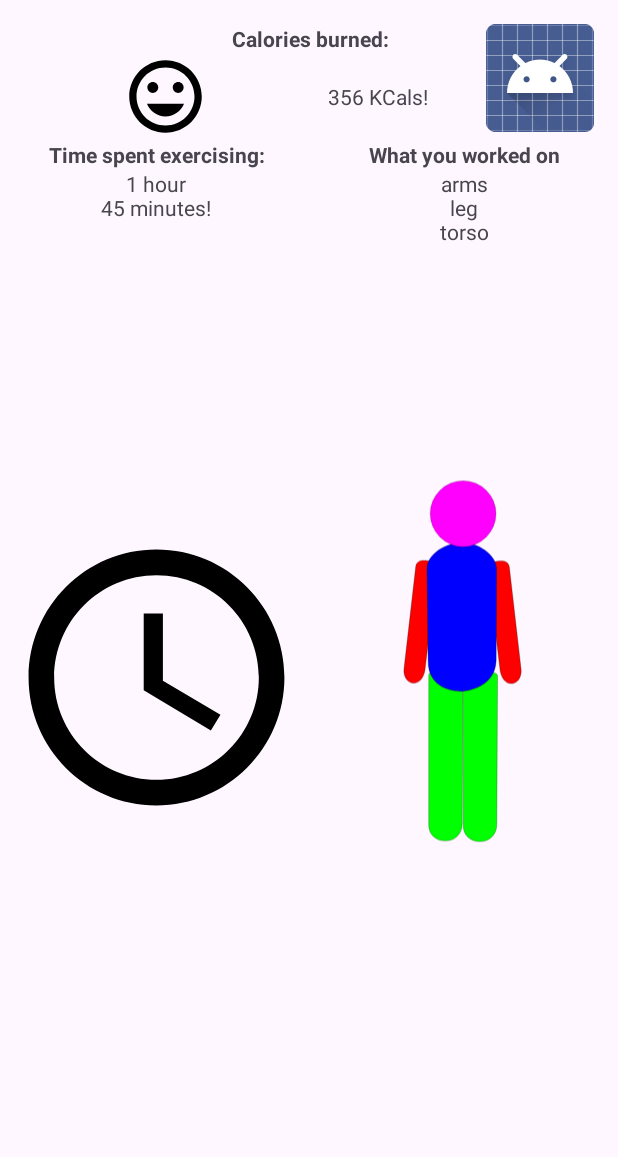
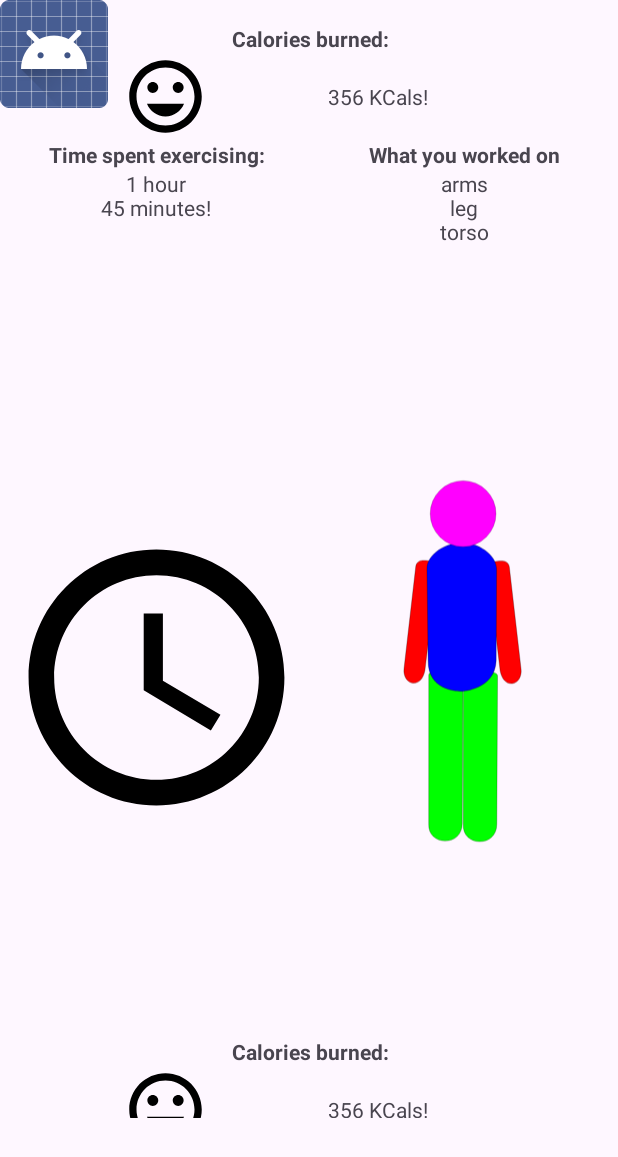
Before and after one commit to ProbatusVir/PixelFit, an Android app: the screen it shows after launch (MainActivity), on a phone screen of 412 x 824 dp. Shown: the top 1157 px of the screen. Run offline under Robolectric (Android 15) with nearby library versions, the phone set to English and light mode, and no system bars; our stand-ins replace navigation-ui.

Commit message:
This has room for improvement

```diff
--- a/app/src/main/res/layout/activity_main.xml
+++ b/app/src/main/res/layout/activity_main.xml
@@ -8,21 +8,29 @@
         android:fitsSystemWindows="true"
         tools:context=".MainActivity">
 
-    <com.google.android.material.appbar.AppBarLayout
-            android:layout_height="wrap_content"
+    <androidx.constraintlayout.widget.ConstraintLayout
             android:layout_width="match_parent"
-            android:fitsSystemWindows="true"
-    />
-    <include layout="@layout/content_main"/>
+            android:layout_height="745dp">
+
         <ImageButton
                 android:src="@android:drawable/sym_def_app_icon"
                 android:layout_width="wrap_content"
                 android:layout_height="wrap_content"
                 android:id="@+id/user_avatar"
                 android:layout_gravity="top|end"
-            android:layout_marginTop="@dimen/avatar_margin"
-            android:layout_marginEnd="@dimen/avatar_margin"
                 android:background="@null"
+                android:contentDescription="@string/description_user_avatar_icon"
 
-    />
+                app:margin="16dp"
+                tools:layout_editor_absoluteX="332dp" tools:layout_editor_absoluteY="16dp"/>
+        <androidx.fragment.app.FragmentContainerView
+                android:layout_width="match_parent"
+                android:layout_gravity="bottom"
+                android:layout_height="70dp" android:name="com.example.myapplication.FirstFragment"
+                android:id="@+id/fragmentContainerView2"
+                app:layout_constraintBottom_toBottomOf="parent"
+                app:layout_constraintEnd_toEndOf="parent"
+                app:layout_constraintStart_toStartOf="parent" tools:layout="@layout/fitness_nav_bottom"/>
+        <include layout="@layout/content_main" app:layout_constraintBottom_toBottomOf="parent"/>
+    </androidx.constraintlayout.widget.ConstraintLayout>
 </androidx.coordinatorlayout.widget.CoordinatorLayout>
```
Lines whose indentation alone changed are shown as unchanged.
